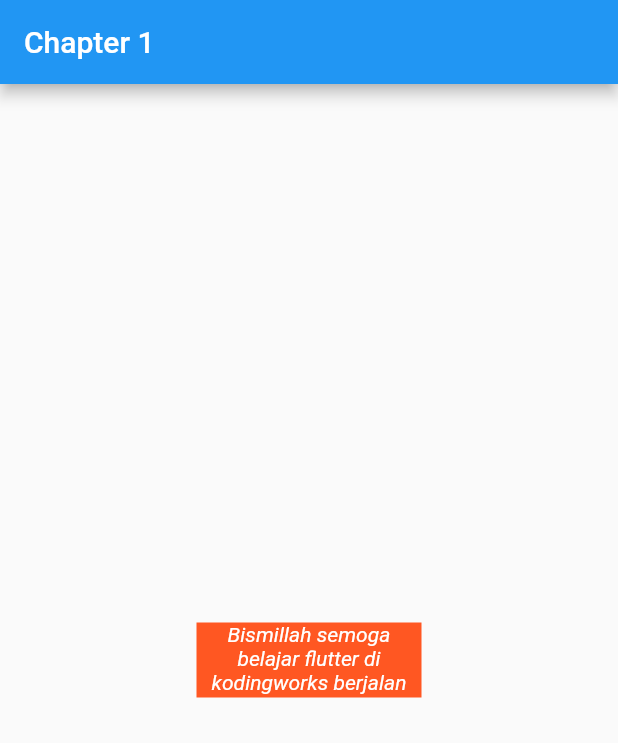
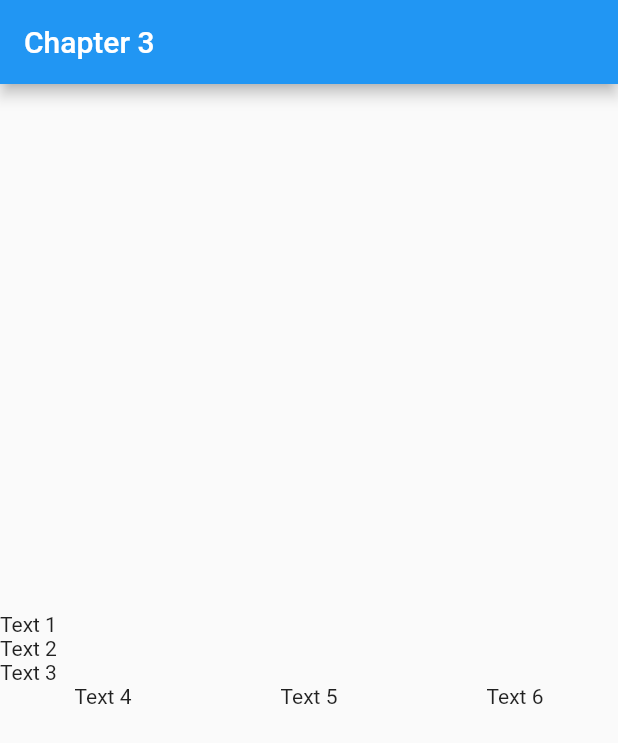
Before and after one commit to alvintriseptia/flutter-sprint-1, a Flutter app: the screen it shows after launch, on a phone screen of 412 x 824 dp. Shown: the top 743 px of the screen. Run offline on Flutter 3.47's test engine with Material 2 defaults, Android fonts, the phone set to English and light mode, and no system bars.

Commit message:
learn chapter 3

```diff
--- /dev/null
+++ b/chapter1_10/lib/chapter2.dart
@@ -0,0 +1,33 @@
+import 'package:flutter/material.dart';
+
+void main() {
+  runApp(MyApp());
+}
+
+class MyApp extends StatelessWidget {
+  @override
+  Widget build(BuildContext context) {
+    return MaterialApp(
+        home: Scaffold(
+      appBar: AppBar(
+        title: Text('Chapter 2'),
+      ),
+      body: Center(
+        child: Container(
+            color: Colors.deepOrange,
+            width: 150,
+            height: 50,
+            child: Text(
+              'Bismillah semoga belajar flutter di kodingworks berjalan dengan lancarZZ',
+              // maxLines: 2,
+              // overflow: TextOverflow.ellipsis,
+              textAlign: TextAlign.center,
+              style: TextStyle(
+                color: Colors.white,
+                fontStyle: FontStyle.italic,
+              ),
+            )),
+      ),
+    ));
+  }
+}
--- a/chapter1_10/lib/main.dart
+++ b/chapter1_10/lib/main.dart
@@ -9,25 +9,25 @@
   Widget build(BuildContext context) {
     return MaterialApp(
         home: Scaffold(
-      appBar: AppBar(
-        title: Text('Chapter 1'),
-      ),
-      body: Center(
-        child: Container(
-            color: Colors.deepOrange,
-            width: 150,
-            height: 50,
-            child: Text(
-              'Bismillah semoga belajar flutter di kodingworks berjalan dengan lancarZZ',
-              // maxLines: 2,
-              // overflow: TextOverflow.ellipsis,
-              textAlign: TextAlign.center,
-              style: TextStyle(
-                color: Colors.white,
-                fontStyle: FontStyle.italic,
-              ),
-            )),
-      ),
-    ));
+            appBar: AppBar(
+              title: Text('Chapter 3'),
+            ),
+            body: Column(
+              mainAxisAlignment: MainAxisAlignment.center,
+              crossAxisAlignment: CrossAxisAlignment.start,
+              children: [
+                Text("Text 1"),
+                Text("Text 2"),
+                Text("Text 3"),
+                Row(
+                  mainAxisAlignment: MainAxisAlignment.spaceAround,
+                  children: [
+                    Text("Text 4"),
+                    Text("Text 5"),
+                    Text("Text 6"),
+                  ],
+                )
+              ],
+            )));
   }
 }
```
